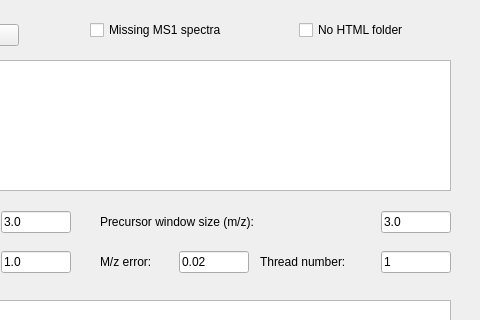
Before: the Qt Designer form src/gui/topfd/topfddialog.ui in toppic-suite/toppic-suite, drawn with Qt 5; both pictures show x 440 to 920 and y 0 to 320 of the 920 by 610 pixel window.
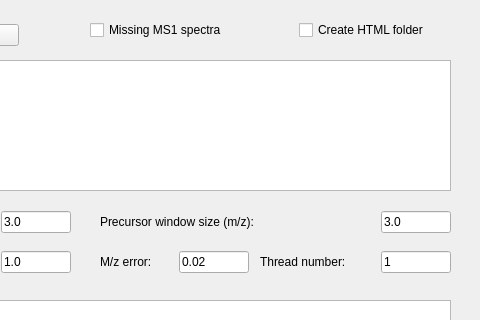
After: the same form once the commit is applied. Icons and pictures are not drawn.

Commit message: set skip html folder as default

The edit to the form file:
```diff
--- a/src/gui/topfd/topfddialog.ui
+++ b/src/gui/topfd/topfddialog.ui
@@ -537,7 +537,7 @@
         <bool>false</bool>
        </property>
        <property name="text">
-        <string>No HTML folder</string>
+        <string>Create HTML folder</string>
        </property>
        <property name="checkable">
         <bool>true</bool>
```
Left out of the diff: 2 changed lines with no effect on the pictures. The commit also changes 9 other files.
